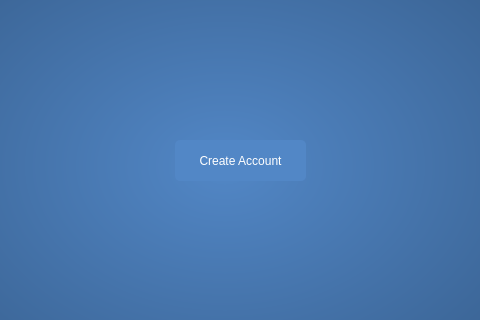
Qt form Software-Engineering/mainwindow.ui (WBatt/Software-Engineering) before a commit; both pictures show x 175 to 655 and y 123 to 443 of the 800 by 578 pixel window.
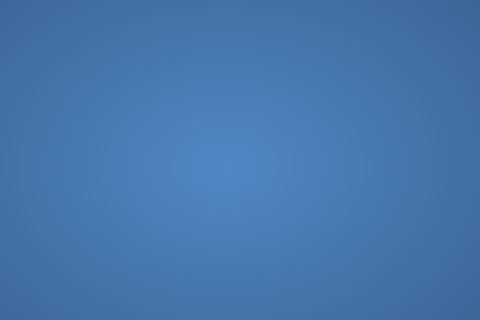
The same form after that commit. The open tabs and pages were chosen to show the change. Icons and pictures are not drawn.

Commit message: adding Login page

What changed in the file:
```diff
--- a/Software-Engineering/mainwindow.ui
+++ b/Software-Engineering/mainwindow.ui
@@ -68,23 +68,8 @@
        <string notr="true"/>
       </property>
       <property name="currentIndex">
-       <number>4</number>
+       <number>1</number>
       </property>
-      <widget class="QWidget" name="page_3">
-       <widget class="QPushButton" name="pushButton">
-        <property name="geometry">
-         <rect>
-          <x>339</x>
-          <y>235</y>
-          <width>131</width>
-          <height>41</height>
-         </rect>
-        </property>
-        <property name="text">
-         <string>Create Account</string>
-        </property>
-       </widget>
-      </widget>
       <widget class="QWidget" name="page_CreateAcct">
        <layout class="QVBoxLayout" name="verticalLayout">
         <item>
@@ -336,6 +321,7 @@
         </item>
        </layout>
       </widget>
+      <widget class="QWidget" name="page_Login"/>
       <widget class="QWidget" name="Home">
        <layout class="QGridLayout" name="gridLayout_4">
         <item row="1" column="1">
@@ -599,7 +585,7 @@
      <x>0</x>
      <y>0</y>
      <width>800</width>
-     <height>22</height>
+     <height>17</height>
     </rect>
    </property>
   </widget>
```
